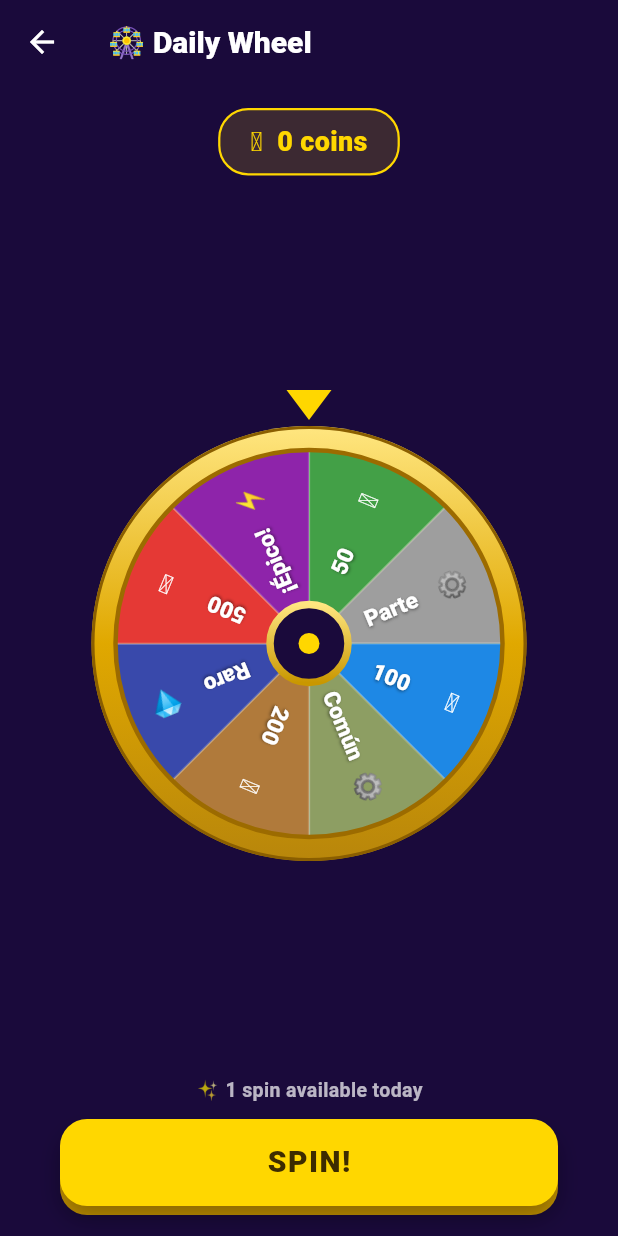
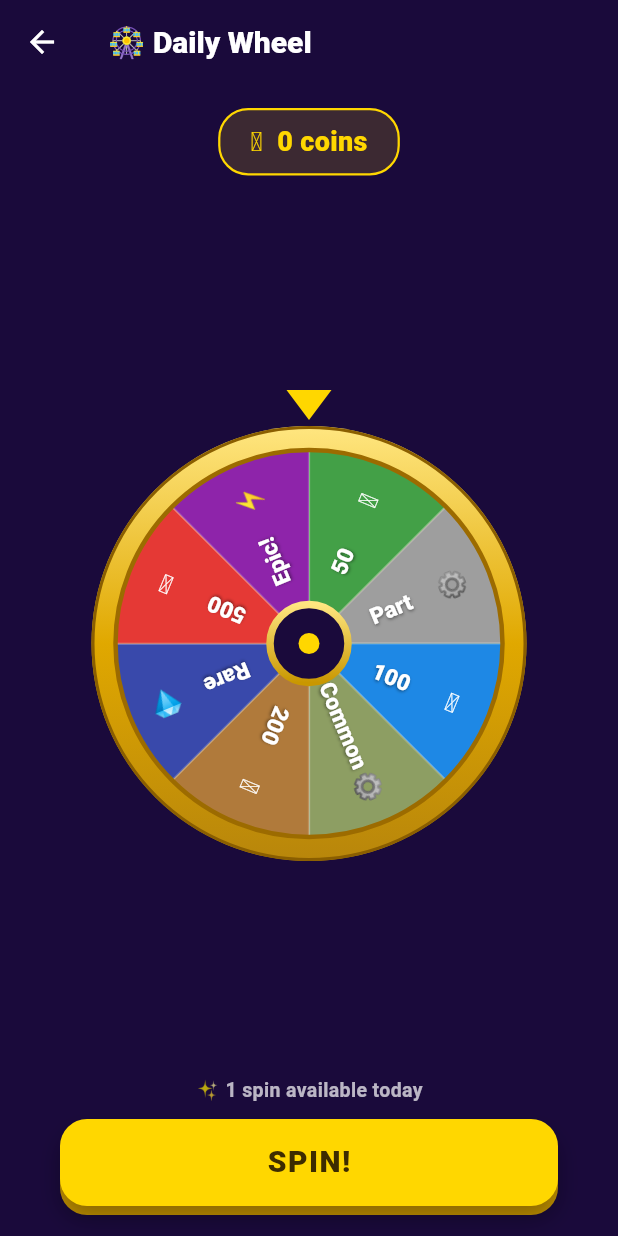
Before and after one commit to yesithv/lego-custom-character, a Flutter app: the DailyRoulettePage screen opened by its route, on a phone screen of 412 x 824 dp. Run offline on Flutter 3.47's test engine with Material 3 defaults, Android fonts, the phone set to English and light mode, and no system bars; our stand-ins replace audioplayers, equatable, flutter_bloc, get_it, go_router, hive and 2 more; missing offline and left inert: flame; accounts and stored records are empty; Roboto replaces fonts that are missing (Nunito).

```diff
--- a/lib/core/l10n/app_localizations.dart
+++ b/lib/core/l10n/app_localizations.dart
@@ -4,14 +4,15 @@ import 'package:flutter/material.dart';
 import '../../features/character_editor/domain/entities/character.dart';
 import '../../features/economy/domain/entities/part_catalog.dart';
 import '../../features/missions/domain/entities/mission.dart';
+import '../../features/runner/domain/entities/world_music.dart';
 import 'app_strings.dart';
 import 'app_strings_extra.dart';
 
 /// Localización de Run For Win, escrita a mano (sin generadores).
 ///
 /// - Detecta el idioma del dispositivo y carga uno de los idiomas soportados.
-/// - Si el idioma del dispositivo no está soportado, usa **español** por defecto.
-/// - Cualquier clave sin traducir cae a español y, si tampoco existe, a la clave.
+/// - Si el idioma del dispositivo no está soportado, usa **inglés** por defecto.
+/// - Cualquier clave sin traducir cae a inglés y, si tampoco existe, a la clave.
 ///
 /// Además de la API basada en `BuildContext` ([AppLocalizations.of]), expone un
 /// acceso global [L10n] para la capa del juego (componentes de Flame que no
@@ -23,10 +24,11 @@ class AppLocalizations {
 
   String get languageCode => locale.languageCode;
 
-  /// Idiomas soportados como [Locale], en orden de preferencia.
+  /// Idiomas soportados como [Locale], en orden de preferencia (inglés primero,
+  /// que es el de reserva).
   static const List<Locale> supportedLocales = [
+    Locale('en'),
     Locale('es'),
-    Locale('en'),
     Locale('pt'),
     Locale('de'),
     Locale('ru'),
@@ -44,7 +46,7 @@ class AppLocalizations {
 
   /// Elige el código de idioma soportado a partir de la lista de idiomas del
   /// dispositivo (en orden de preferencia). Devuelve [kFallbackLanguage]
-  /// (español) si ninguno coincide. La comparación es solo por `languageCode`,
+  /// (inglés) si ninguno coincide. La comparación es solo por `languageCode`,
   /// así que `pt_BR`, `pt_PT`, etc. mapean todos a `pt`.
   static String resolveLanguage(Iterable<Locale>? deviceLocales) {
     if (deviceLocales != null) {
@@ -59,7 +61,7 @@ class AppLocalizations {
 
   // ── Búsqueda de texto ──────────────────────────────────────────────────────
 
-  /// Traduce [key] al idioma actual. Cae a español y luego a la propia clave.
+  /// Traduce [key] al idioma actual. Cae a inglés y luego a la propia clave.
   String tr(String key) => L10n.lookup(key, languageCode);
 
   /// Como [tr], sustituyendo marcadores `{clave}` por [params].
@@ -116,6 +118,21 @@ class AppLocalizations {
       L10n.lookupOrNull('product_${id}_t', languageCode) ?? fallback;
   String storeProductDescription(String id, String fallback) =>
       L10n.lookupOrNull('product_${id}_d', languageCode) ?? fallback;
+
+  /// Etiqueta de marketing localizada de un producto (badge). Cae al texto en
+  /// español del catálogo si no hay clave `product_<id>_badge`.
+  String? storeProductBadge(String id, String? fallback) =>
+      L10n.lookupOrNull('product_${id}_badge', languageCode) ?? fallback;
+
+  /// Nombre localizado de una pista de música. Cae al nombre en español de la
+  /// propia [WorldTrack] si no hay clave `music_<id>_name`.
+  String musicName(WorldTrack track) =>
+      L10n.lookupOrNull('music_${track.id}_name', languageCode) ?? track.name;
+
+  /// Descripción localizada de una pista de música. Cae a la del catálogo.
+  String musicDescription(WorldTrack track) =>
+      L10n.lookupOrNull('music_${track.id}_desc', languageCode) ??
+      track.description;
 }
 
 /// Acceso global al idioma activo y a la tabla de traducciones.
@@ -129,7 +146,7 @@ class L10n {
   /// Código de idioma activo (uno de [kSupportedLanguages]).
   static String language = kFallbackLanguage;
 
-  /// Traduce una clave a [lang], cayendo a español y luego a la clave.
+  /// Traduce una clave a [lang], cayendo a inglés y luego a la clave.
   static String lookup(String key, String lang) {
     return lookupOrNull(key, lang) ?? key;
   }
--- a/lib/core/l10n/app_strings.dart
+++ b/lib/core/l10n/app_strings.dart
@@ -1,18 +1,19 @@
 // Tabla de traducciones de la app (Run For Win).
 //
-// Estructura: `clave -> { código-idioma -> texto }`. El español ('es') es la
-// fuente de verdad y el idioma de reserva: si falta una traducción, se usa el
-// texto en español; si tampoco existe, se devuelve la propia clave.
+// Estructura: `clave -> { código-idioma -> texto }`. El **inglés ('en')** es el
+// idioma de reserva: si falta una traducción, se usa el texto en inglés; si
+// tampoco existe, se devuelve la propia clave. (Cada entrada trae los 6 idiomas,
+// así que la reserva casi nunca actúa.)
 //
 // Escrita a mano (sin generadores), en línea con el resto del proyecto.
-// Idiomas soportados: es, en, pt, de, ru, fr.
+// Idiomas soportados: en, es, pt, de, ru, fr.
 
-/// Idiomas soportados por la app, en orden de preferencia. El primero ('es')
-/// es el idioma por defecto/reserva.
-const List<String> kSupportedLanguages = ['es', 'en', 'pt', 'de', 'ru', 'fr'];
+/// Idiomas soportados por la app, en orden de preferencia. El primero ('en')
+/// es el idioma por defecto/reserva cuando el dispositivo usa uno no soportado.
+const List<String> kSupportedLanguages = ['en', 'es', 'pt', 'de', 'ru', 'fr'];
 
 /// Idioma por defecto cuando el dispositivo usa uno no soportado.
-const String kFallbackLanguage = 'es';
+const String kFallbackLanguage = 'en';
 
 const Map<String, Map<String, String>> kStrings = {
   // ── Acciones / navegación comunes ─────────────────────────────────────────
@@ -876,6 +877,23 @@ const Map<String, Map<String, String>> kStrings = {
     'es': 'Ruleta Diaria', 'en': 'Daily Wheel', 'pt': 'Roleta Diária',
     'de': 'Tägliches Rad', 'ru': 'Ежедневная рулетка', 'fr': 'Roue quotidienne',
   },
+  // Etiquetas de los segmentos de la rueda (las numéricas no se traducen).
+  'roulette_seg_part': {
+    'es': 'Parte', 'en': 'Part', 'pt': 'Peça',
+    'de': 'Teil', 'ru': 'Деталь', 'fr': 'Pièce',
+  },
+  'roulette_seg_common': {
+    'es': 'Común', 'en': 'Common', 'pt': 'Comum',
+    'de': 'Gewöhnlich', 'ru': 'Обычный', 'fr': 'Commun',
+  },
+  'roulette_seg_rare': {
+    'es': 'Raro', 'en': 'Rare', 'pt': 'Raro',
+    'de': 'Selten', 'ru': 'Редкий', 'fr': 'Rare',
+  },
+  'roulette_seg_epic': {
+    'es': '¡Épico!', 'en': 'Epic!', 'pt': 'Épico!',
+    'de': 'Episch!', 'ru': 'Эпик!', 'fr': 'Épique !',
+  },
   'roulette_one_spin': {
     'es': '1 giro disponible hoy', 'en': '1 spin available today',
     'pt': '1 giro disponível hoje', 'de': '1 Dreh heute verfügbar',
--- a/lib/features/economy/presentation/pages/daily_roulette_page.dart
+++ b/lib/features/economy/presentation/pages/daily_roulette_page.dart
@@ -20,21 +20,30 @@ import '../bloc/wallet_state.dart';
 // ── Roulette segment data ─────────────────────────────────────────────────────
 
 class _Segment {
+  /// Texto de respaldo (español). Los segmentos de palabra traen además una
+  /// [labelKey] para traducirse; los numéricos (50, 100…) no la necesitan.
   final String label;
   final Color color;
   final String emoji;
-  const _Segment(this.label, this.color, this.emoji);
+
+  /// Clave de traducción para los segmentos con texto (no numéricos). Si es
+  /// `null`, se muestra [label] tal cual (números).
+  final String? labelKey;
+  const _Segment(this.label, this.color, this.emoji, {this.labelKey});
+
+  /// Etiqueta ya localizada para pintar en la rueda.
+  String get displayLabel => labelKey != null ? L10n.t(labelKey!) : label;
 }
 
 const _segments = [
   _Segment('50', Color(0xFF43A047), '🪙'),
-  _Segment('Parte', Color(0xFF9E9E9E), '⚙️'),
+  _Segment('Parte', Color(0xFF9E9E9E), '⚙️', labelKey: 'roulette_seg_part'),
   _Segment('100', Color(0xFF1E88E5), '🪙'),
-  _Segment('Común', Color(0xFF8D9E63), '⚙️'),
+  _Segment('Común', Color(0xFF8D9E63), '⚙️', labelKey: 'roulette_seg_common'),
   _Segment('200', Color(0xFFB07A3B), '🪙'),
-  _Segment('Raro', Color(0xFF3949AB), '💎'),
+  _Segment('Raro', Color(0xFF3949AB), '💎', labelKey: 'roulette_seg_rare'),
   _Segment('500', Color(0xFFE53935), '🪙'),
-  _Segment('¡Épico!', Color(0xFF8E24AA), '⚡'),
+  _Segment('¡Épico!', Color(0xFF8E24AA), '⚡', labelKey: 'roulette_seg_epic'),
 ];
 
 // Map reward type → wheel segment index
@@ -390,7 +399,7 @@ class _WheelPainter extends CustomPainter {
       // Etiqueta hacia el centro
       final tp = TextPainter(
         text: TextSpan(
-          text: seg.label,
+          text: seg.displayLabel,
           style: const TextStyle(
             color: Colors.white,
             fontWeight: FontWeight.w900,
--- a/lib/features/monetization/presentation/pages/store_page.dart
+++ b/lib/features/monetization/presentation/pages/store_page.dart
@@ -490,7 +490,11 @@ class _ProductCard extends StatelessWidget {
                     ),
                     if (product.badge != null) ...[
                       const SizedBox(width: 6),
-                      _MarketingBadge(label: product.badge!),
+                      _MarketingBadge(
+                        label: context.l10n
+                                .storeProductBadge(product.id, product.badge) ??
+                            product.badge!,
+                      ),
                     ],
                   ],
                 ),
--- a/lib/features/runner/domain/entities/world_music.dart
+++ b/lib/features/runner/domain/entities/world_music.dart
@@ -11,7 +11,12 @@
 /// Los ficheros se reproducen en bucle (ver `AudioService.playMusic`), así que
 /// conviene que estén recortados para buclear sin corte perceptible.
 class WorldTrack {
+  /// Nombre en español (fuente de datos / respaldo). El nombre mostrado se
+  /// traduce por [id] con las claves `music_<id>_name` (ver AppLocalizations).
   final String name;
+
+  /// Descripción en español (respaldo). Se traduce por [id] con la clave
+  /// `music_<id>_desc`.
   final String description;
   final String emoji;
 
@@ -24,6 +29,12 @@ class WorldTrack {
     required this.emoji,
     required this.asset,
   });
+
+  /// Identificador estable de la pista, derivado del nombre del fichero de
+  /// audio (p. ej. `music/brix_city_1.mp3` → `brix_city_1`). Se usa como sufijo
+  /// de las claves de traducción `music_<id>_name` / `music_<id>_desc`.
+  String get id =>
+      asset.replaceFirst('music/', '').replaceFirst('.mp3', '');
 }
 
 /// Repertorio temático por identificador de mundo.
--- a/lib/features/runner/presentation/pages/pre_run_page.dart
+++ b/lib/features/runner/presentation/pages/pre_run_page.dart
@@ -483,7 +483,7 @@ class _MusicPanel extends StatelessWidget {
                             crossAxisAlignment: CrossAxisAlignment.start,
                             children: [
                               Text(
-                                track.name,
+                                context.l10n.musicName(track),
                                 style: const TextStyle(
                                   color: Colors.white,
                                   fontWeight: FontWeight.w800,
@@ -491,7 +491,7 @@ class _MusicPanel extends StatelessWidget {
                                 ),
                               ),
                               Text(
-                                track.description,
+                                context.l10n.musicDescription(track),
                                 maxLines: 1,
                                 overflow: TextOverflow.ellipsis,
                                 style: const TextStyle(
```
Also changed, not shown: lib/core/l10n/app_strings_extra.dart (+44 -3 lines), 1 other file.
